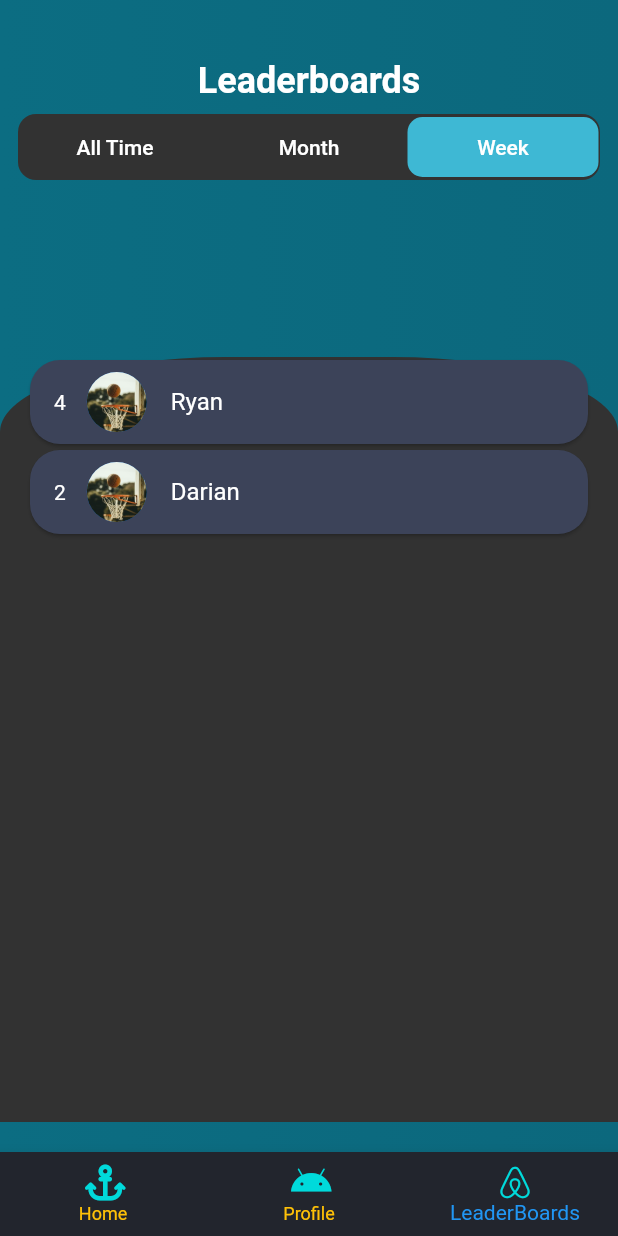
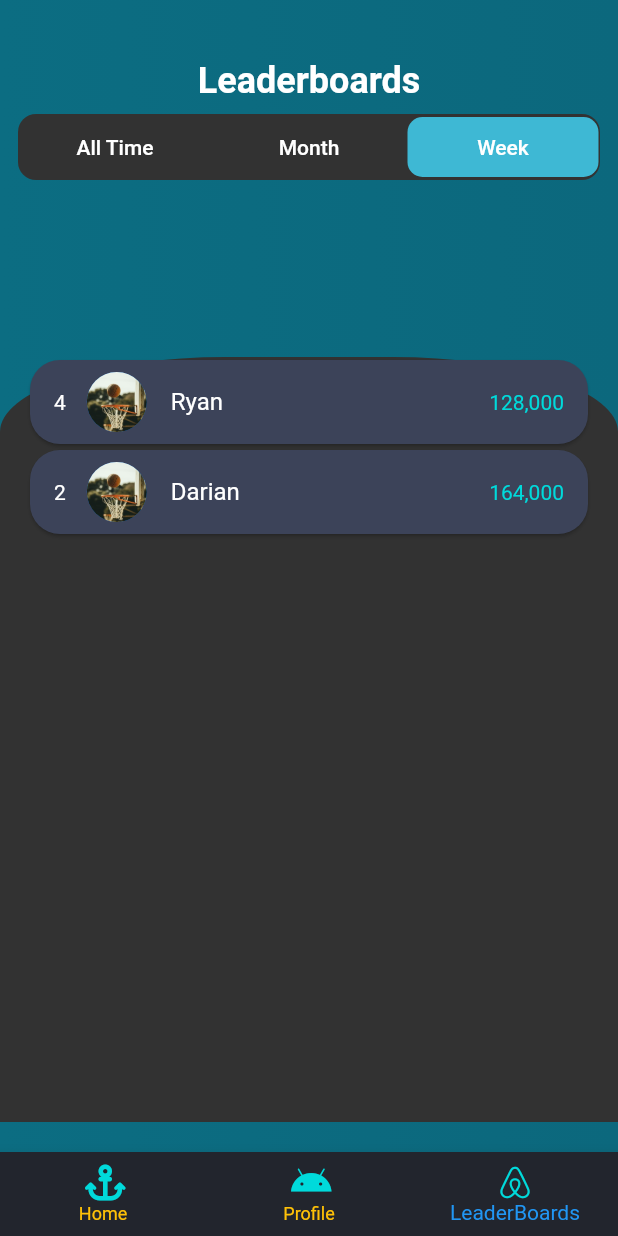
Before and after one commit to soulandbone/trivia_app, a Flutter app: the screen it shows after launch, item 3 of the bottom bar chosen, on a phone screen of 412 x 824 dp. Run offline on Flutter 3.47's test engine with Material 2 defaults, Android fonts, the phone set to English and light mode, and no system bars; our stand-ins replace flutter_riverpod, font_awesome_flutter, gap.

Commit message:
added more formating to the leaderboards, added intl package for total score formatting in decimal form

```diff
--- a/lib/screens/leaderboards_screen.dart
+++ b/lib/screens/leaderboards_screen.dart
@@ -44,11 +44,13 @@ class LeaderBoardsScreen extends StatelessWidget {
                   rank: 4,
                   userName: 'Ryan',
                   imageUrl: 'assets/images/sports.jpg',
+                  score: 128000,
                 ),
                 LeaderBoardsTile(
                   rank: 2,
                   userName: 'Darian',
                   imageUrl: 'assets/images/sports.jpg',
+                  score: 164000,
                 ),
               ]),
             ),
--- a/lib/widgets/leaderboards_tile.dart
+++ b/lib/widgets/leaderboards_tile.dart
@@ -1,4 +1,5 @@
 import 'package:flutter/material.dart';
+import 'package:intl/intl.dart';
 import 'package:trivia_app/utils/app_styles.dart';
 
 import 'package:trivia_app/widgets/custom_leading.dart';
@@ -7,15 +8,18 @@ class LeaderBoardsTile extends StatelessWidget {
   final int rank;
   final String userName;
   final String imageUrl;
+  final int score;
 
   const LeaderBoardsTile(
       {required this.rank,
       required this.userName,
       required this.imageUrl,
+      required this.score,
       super.key});
 
   @override
   Widget build(BuildContext context) {
+    String output = NumberFormat.decimalPattern().format(score);
     return Card(
       shape: RoundedRectangleBorder(borderRadius: BorderRadius.circular(20)),
       margin: const EdgeInsets.symmetric(horizontal: 20, vertical: 2),
@@ -28,6 +32,10 @@ class LeaderBoardsTile extends StatelessWidget {
           userName,
           style: const TextStyle(color: Colors.white),
         ),
+        trailing: Text(
+          output,
+          style: const TextStyle(color: AppStyles.turquoise),
+        ),
       ),
     );
   }
--- a/pubspec.yaml
+++ b/pubspec.yaml
@@ -38,6 +38,7 @@ dependencies:
   gap: ^3.0.0
   flutter_riverpod: ^2.3.4
   font_awesome_flutter: ^10.4.0
+  intl: ^0.18.1
 
 dev_dependencies:
   flutter_test:
```
Also changed, not shown: pubspec.lock.
